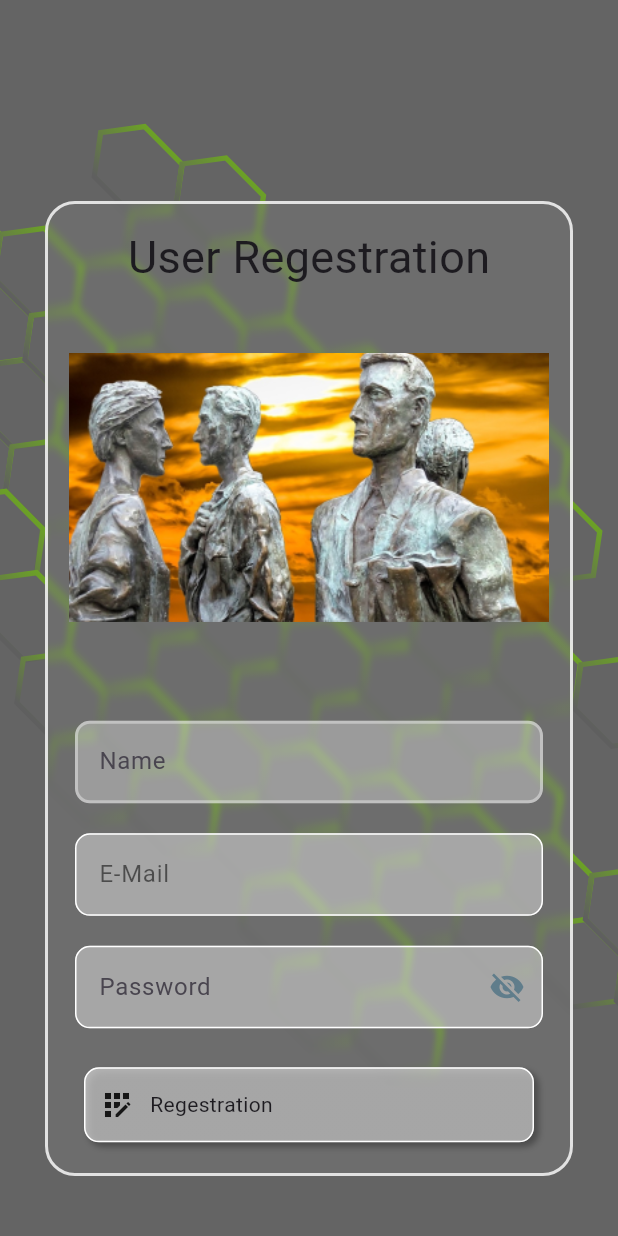
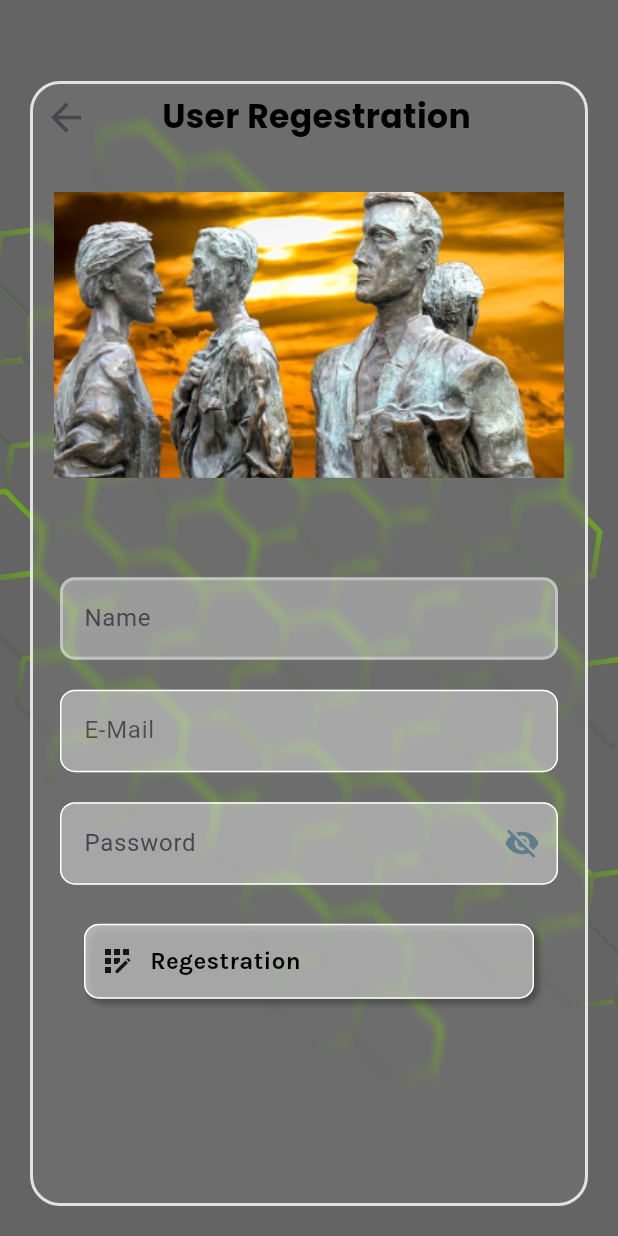
Before and after one commit to mfranky78/FamilyBoard, a Flutter app: the RegistrationPage screen opened by its route, on a phone screen of 412 x 824 dp. Run offline on Flutter 3.47's test engine with Material 3 defaults, Android fonts, the light colour scheme and no system bars; drawn by our look-alikes of glassmorphism; our stand-ins replace animated_splash_screen, cloud_firestore, equatable, firebase_auth, firebase_core, firebase_storage and 8 more; missing offline and left inert: flutter_simple_calculator, onboarding; accounts and stored records are empty.

Commit message:
delete text

```diff
--- a/lib/login/regestration_page.dart
+++ b/lib/login/regestration_page.dart
@@ -1,5 +1,6 @@
 import 'package:famibo/core/custom_button.dart';
 import 'package:famibo/core/custom_glasscontainer_flex.dart';
+import 'package:famibo/core/text_style_page.dart';
 import 'package:famibo/core/textfield_email.dart';
 import 'package:famibo/core/textfield_password.dart';
 import 'package:famibo/core/textfield_text.dart';
@@ -32,21 +33,22 @@ final TextEditingController _controllerName = TextEditingController();
       body:
        Stack(children: [
          HoneycombBackground(
-          child: Padding(
-             padding: const EdgeInsets.fromLTRB(10,80,10,20),
-             child: Center(
           child: ContainerGlassFlex(
             child: Column(
-                  crossAxisAlignment: CrossAxisAlignment.center,
-                  children:
-                  [
-                    Title(
-                    color: Colors.black,
-                    child: const Padding(
-                      padding: EdgeInsets.all(16.0),
-                      child: Text('User Regestration',
-                      style: TextStyle(fontSize: 30),),
-                    )),
+             children:[
+               Row(
+                 children: [
+                    IconButton(
+                      onPressed: () {
+                        Navigator.of(context).pop();
+                      },
+                      icon: const Icon(Icons.arrow_back, size: 30,),
+                    ),
+                    const SizedBox(width: 40),
+                    Text('User Regestration',
+                   style: kTextHeadLine5),
+                 ],
+               ),
                const SizedBox(height: 10,),
                Padding(
                  padding: const EdgeInsets.all(16.0),
@@ -77,10 +79,8 @@ final TextEditingController _controllerName = TextEditingController();
 
                  },
                  icon: Icons.app_registration,
-                      text: const Text('Regestration')),
+                 text: Text('Regestration',style: kTextHeadLine2)),
                ]
-                           ),
-               ),
                       ),
           ),
         ),
--- a/lib/routes/routes.dart
+++ b/lib/routes/routes.dart
@@ -48,7 +48,7 @@ class RoutePage extends ConsumerWidget {
       "/MyApp": (context) => MyApp(),
       "/logopage": (context) => const LogoPage(),
       "/onboarding": (context) => const OnboardingPage(),
-      "/homescreen": (context) =>   HomeScreen(),
+      "/homescreen": (context) =>   const HomeScreen(),
       "/myprofile": (context) =>  const MyProfilePage(),
       "/myprofilesetting": (context) => const MyProfileSettings(),
       "/calculator": (context) => const Calculator(),
```
Also changed, not shown: lib/login/password_forget_page.dart (+24 -7 lines), lib/widgets/stundenplan.dart (+7 -4 lines). Lines whose indentation alone changed are shown as unchanged.
